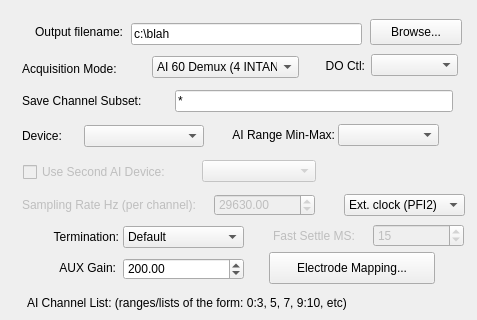
The window that ConfigureDialog.ui (acorver/SpikeGL) describes before a commit, drawn with Qt 5; both pictures show x 0 to 477 and y 0 to 320 of the 477 by 808 pixel window.
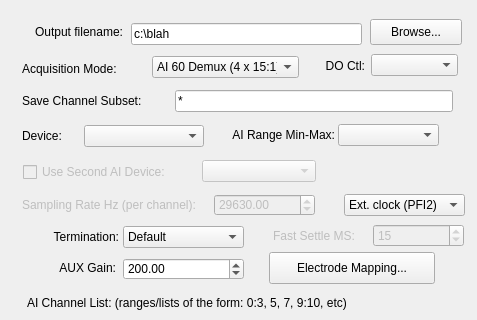
The same window after the commit. Icons and pictures are not drawn.

The edit to the form file:
```diff
--- a/ConfigureDialog.ui
+++ b/ConfigureDialog.ui
@@ -117,7 +117,7 @@
    </property>
    <item>
     <property name="text">
-     <string>AI 60 Demux (4 INTANs)</string>
+     <string>AI 60 Demux (4 x 15:1)</string>
     </property>
    </item>
    <item>
```
Left out of the diff: 18 changed lines with no effect on the pictures.
